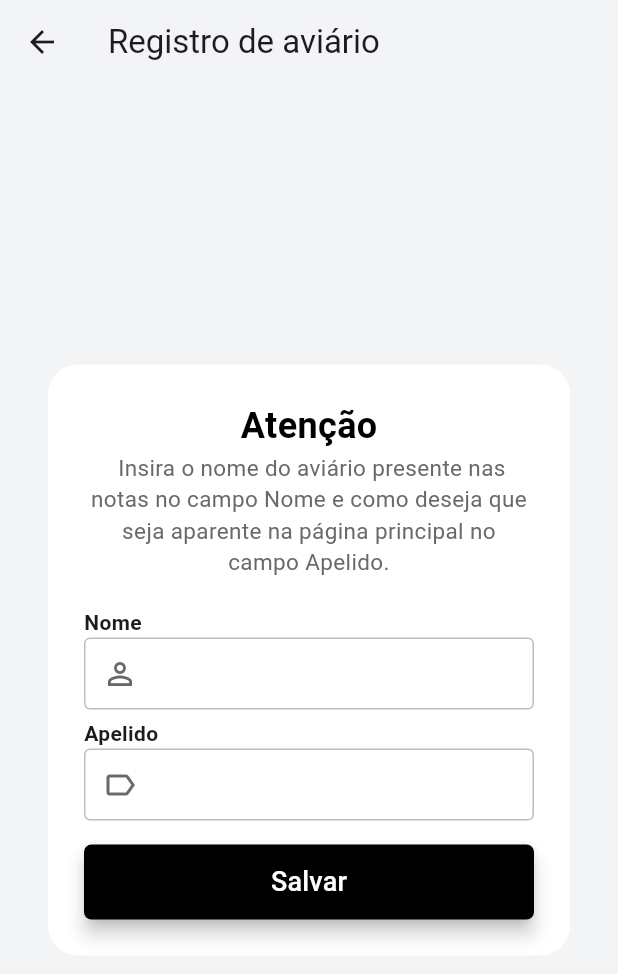
After one commit to DouglasLiebl/av_control_flutter, a Flutter app: the OptionsPage screen opened directly, after a tap on "Adicionar aviário", on a phone screen of 412 x 824 dp. The commit adds this screen. Shown: the top 974 px of the screen. Run offline on Flutter 3.47's test engine with Material 3 defaults, Android fonts, the phone set to English and light mode, and no system bars; our stand-ins replace sqflite; accounts and stored records are empty.

Commit message:
register aviary impl

```diff
--- a/lib/context/data_provider.dart
+++ b/lib/context/data_provider.dart
@@ -2,6 +2,7 @@ import 'package:demo_project/data/database_helper.dart';
 import 'package:demo_project/data/server_service.dart';
 import 'package:demo_project/models/account.dart';
 import 'package:demo_project/models/auth.dart';
+import 'package:demo_project/models/aviary.dart';
 import 'package:flutter/material.dart';
 
 class DataProvider with ChangeNotifier {
@@ -64,4 +65,11 @@ class DataProvider with ChangeNotifier {
     );
     notifyListeners();
   }
+
+  Future<void> registerAviary(String name, String alias) async {
+    Aviary r = await _serverService.registerAviary(_account.authData, name, alias);
+    await dbHelper.registerAviaryData(r);
+    _account.aviaries.add(r);
+    notifyListeners();
+  }
 }
--- a/lib/data/database_helper.dart
+++ b/lib/data/database_helper.dart
@@ -104,6 +104,21 @@ class DatabaseHelper {
     }
   }
 
+  Future<void> registerAviaryData(Aviary request) async {
+    final db = await database;
+    await db.insert(
+      "tb_aviaries",
+      {
+        'id': request.id,
+        'name': request.name,
+        'alias': request.alias,
+        'account_id': request.accountId,
+        'active_allotment_id': null
+      }
+    );
+
+  }
+
   Future<Account> getContext() async {
     final db = await database;
     final List<Map<String, dynamic>> results = await db.rawQuery(
@@ -130,6 +145,8 @@ class DatabaseHelper {
       ''',
       [accountData['id']]
     );
+
+    print(registeredAviaries);
 
     final account = Account(
       id: accountData['id'] ?? '',
--- a/lib/data/server_service.dart
+++ b/lib/data/server_service.dart
@@ -1,6 +1,8 @@
 import 'dart:convert';
 import 'dart:io';
 import 'package:demo_project/models/account.dart';
+import 'package:demo_project/models/auth.dart';
+import 'package:demo_project/models/aviary.dart';
 import 'package:http/http.dart' as http;
 
 class ServerService {
@@ -9,7 +11,6 @@ class ServerService {
     : 'http://localhost:8080';
 
   Future<Account> login(String email, String password) async {
-    try {
     final response = await http.post(
       Uri.parse('$baseUrl/login'),
       headers: {
@@ -27,9 +28,27 @@ class ServerService {
     } else {
       throw Exception('Failed to login: ${response.body}');
     }
-    } catch (e) {
-      print(e);
-      throw Exception('Network error: $e');
+  }
+
+  Future<Aviary> registerAviary(Auth auth, String name, String alias) async {
+    final response = await http.post(
+      Uri.parse('$baseUrl/account/aviary'),
+      headers: {
+        'Content-Type': 'application/json',
+        'Authorization': '${auth.tokenType} ${auth.accessToken}'
+      },
+      body: jsonEncode({
+        'name': name,
+        'alias': alias,
+        'accountId': auth.accountId
+      })
+    );
+
+    if (response.statusCode == 201) {
+      final Map<String, dynamic> jsonResponse = jsonDecode(response.body);
+      return Aviary.fromJson(jsonResponse);
+    } else {
+      throw Exception("Failed to register Aviary: ${response.body}");
     }
   }
 }
--- a/lib/views/home.dart
+++ b/lib/views/home.dart
@@ -80,7 +80,10 @@ class HomePage extends StatelessWidget {
                                       )
                                     ),
                                     Text(
-                                      "${provider.getAccount.aviaries.length}",
+                                      "${provider.getAccount.aviaries
+                                        .map((a) => a.activeAllotmentId != null)
+                                        .toList().length
+                                      }",
                                       style: TextStyle(
                                         color: Color(0xFF38a169),
                                         fontWeight: FontWeight.bold,
--- a/lib/views/options.dart
+++ b/lib/views/options.dart
@@ -1,6 +1,7 @@
 import 'package:demo_project/context/data_provider.dart';
 import 'package:demo_project/utils/default_colors.dart';
 import 'package:demo_project/views/login.dart';
+import 'package:demo_project/views/register_aviary.dart';
 import 'package:flutter/material.dart';
 import 'package:provider/provider.dart';
 
@@ -20,6 +21,22 @@ class OptionsPage extends StatelessWidget {
           body: Column(
             children: [
               Card(
+                color: DefaultColors.bgGray(),
+                elevation: 0,
+                child: ListTile(
+                  leading: Icon(Icons.add_outlined),
+                  title: Text("Adicionar aviário"),
+                  subtitle: Text("Registrar um novo aviário à conta"),
+                  onTap: () {
+                    Navigator.push(
+                      context,
+                      MaterialPageRoute(builder: (context) => RegisterAviary()),
+                    );
+                  }
+                )
+              ),
+              Card(
+                color: DefaultColors.bgGray(),
                 elevation: 0,
                 child: ListTile(
                   leading: Icon(Icons.logout_outlined),
--- /dev/null
+++ b/lib/views/register_aviary.dart
@@ -0,0 +1,201 @@
+import 'package:demo_project/context/data_provider.dart';
+import 'package:demo_project/utils/default_colors.dart';
+import 'package:demo_project/views/home.dart';
+import 'package:flutter/material.dart';
+import 'package:provider/provider.dart';
+
+class RegisterAviary extends StatefulWidget {
+  const RegisterAviary({super.key});
+
+  @override
+  State<StatefulWidget> createState() => _RegisterAviary();
+}
+
+class _RegisterAviary extends State<RegisterAviary> {
+
+  final _nameController = TextEditingController();
+  final _aliasController = TextEditingController();
+
+
+  @override
+  Widget build(BuildContext context) {
+    return Consumer<DataProvider>(
+      builder: (context, provider, child) {
+        return Scaffold(
+          appBar: AppBar(
+            title: Text("Registro de aviário"),
+            backgroundColor: DefaultColors.bgGray(),
+          ),
+          body: Container(
+            decoration: BoxDecoration(
+              color: DefaultColors.bgGray()
+            ),
+            child: SafeArea(
+              child: Center(
+                child: SingleChildScrollView(
+                  child: Padding(
+                    padding: EdgeInsets.symmetric(horizontal: 32),
+                    child: Column(
+                      mainAxisAlignment: MainAxisAlignment.center,
+                      crossAxisAlignment: CrossAxisAlignment.stretch,
+                      children: [
+                        Container(
+                          padding: EdgeInsets.all(24),
+                          decoration: BoxDecoration(
+                            borderRadius: BorderRadius.circular(20),
+                            color: Colors.white
+                          ),
+                          child: Column(
+                            children: [
+                              Text(
+                                "Atenção",
+                                style: TextStyle(
+                                  color: Colors.black,
+                                  fontSize: 24,
+                                  fontWeight: FontWeight.bold
+                                ),
+                              ),
+                              Text(
+                                " Insira o nome do aviário presente nas notas no campo Nome e como deseja que seja aparente na página principal no campo Apelido.",
+                                style: TextStyle(
+                                  color: DefaultColors.subTitleGray(),
+                                  fontSize: 15
+                                ),
+                                textAlign: TextAlign.center,
+                              ),
+                              SizedBox(height: 20),
+                              Container(
+                                width: double.infinity,
+                                alignment: Alignment.centerLeft,
+                                child: Text(
+                                  "Nome",
+                                  textAlign: TextAlign.left,
+                                  style: TextStyle(
+                                    fontWeight: FontWeight.bold
+                                  ),
+                                ),
+                              ),
+                              TextFormField(
+                                controller: _nameController,
+                                cursorColor: Colors.black,
+                                style: TextStyle(
+                                  fontSize: 16, // Change font size
+                                  color: Colors.black,
+                                ),
+                                decoration: InputDecoration(
+                                  contentPadding: EdgeInsets.symmetric(horizontal: 10),
+                                  border: OutlineInputBorder(
+                                    borderRadius: BorderRadius.circular(5),
+                                  ),
+                                  focusedBorder: OutlineInputBorder(
+                                    borderSide: BorderSide(
+                                      color: const Color.fromARGB(255, 128, 126, 126), // Change color when focused
+                                      width: 3.0, // Make border thicker when focused
+                                    )
+                                  ),
+                                  enabledBorder: OutlineInputBorder(
+                                    borderSide: BorderSide(
+                                      color: const Color.fromARGB(255, 194, 189, 189)
+                                    )
+                                  ),
+                                  prefixIcon: Icon(Icons.person_outline, color: DefaultColors.subTitleGray())
+                                ),
+                              ),
+                              SizedBox(height: 6),
+                              Container(
+                                width: double.infinity,
+                                alignment: Alignment.centerLeft,
+                                child: Text(
+                                  "Apelido",
+                                  textAlign: TextAlign.left,
+                                  style: TextStyle(
+                                    fontWeight: FontWeight.bold
+                                  ),
+                                ),
+                              ),
+                              TextFormField(
+                                controller: _aliasController,
+                                cursorColor: Colors.black,
+                                style: TextStyle(
+                                  fontSize: 16,
+                                  color: Colors.black,
+                                ),
+                                decoration: InputDecoration(
+                                  contentPadding: EdgeInsets.symmetric(horizontal: 10),
+                                  border: OutlineInputBorder(
+                                    borderRadius: BorderRadius.circular(5),
+                                  ),
+                                  focusedBorder: OutlineInputBorder(
+                                    borderSide: BorderSide(
+                                      color: const Color.fromARGB(255, 128, 126, 126), // Change color when focused
+                                      width: 3.0, // Make border thicker when focused
+                                    )
+                                  ),
+                                  enabledBorder: OutlineInputBorder(
+                                    borderSide: BorderSide(
+                                      color: const Color.fromARGB(255, 194, 189, 189)
+                                    )
+                                  ),
+                                  prefixIcon: Icon(Icons.label_outline, color: DefaultColors.subTitleGray())
+                                ),
+                              ),
+                              SizedBox(height: 16),
+                              ElevatedButton(
+                                style: ButtonStyle(
+                                  backgroundColor: MaterialStateProperty.all(Colors.black),
+                                  minimumSize: MaterialStateProperty.all(Size(double.infinity, 50)),
+                                  shape: MaterialStateProperty.all(
+                                    RoundedRectangleBorder(
+                                      borderRadius: BorderRadius.circular(5)
+                                    ),
+                                  ),
+                                  elevation: MaterialStateProperty.all(5),
+                                  overlayColor: MaterialStateProperty.resolveWith<Color?>(
+                                    (Set<MaterialState> states) {
+                                      if (states.contains(MaterialState.pressed)) {
+                                        return Colors.grey.withOpacity(0.2);
+                                      }
+                                      return null;
+                                    },
+                                  ),
+                                ),
+                                onPressed: () async {
+                                  try {
+                                    await provider.registerAviary(
+                                      _nameController.text,
+                                      _aliasController.text
+                                    );
+
+                                    Navigator.pushReplacement(
+                                      context,
+                                      MaterialPageRoute(builder: (context) => const HomePage())
+                                    );
+                                  } catch (e) {
+                                    ScaffoldMessenger.of(context).showSnackBar(
+                                      SnackBar(content: Text(e.toString()))
+                                    );
+                                  }
+                                },
+                                child: Text(
+                                  "Salvar",
+                                  style: TextStyle(
+                                    color: Colors.white,
+                                    fontSize: 18,
+                                  ),
+                                )
+                              ),
+                            ],
+                          ),
+                        ),
+                      ]
+                    ),
+                  ),
+                ),
+              ),
+            )
+          )
+        );
+      }
+    );
+  }
+}
```
Lines whose indentation alone changed are shown as unchanged.
